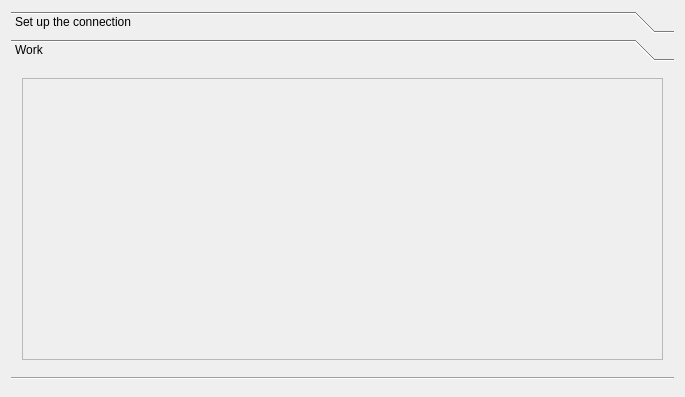
The window that RFIDMonitorDeskApp/gui/mainwindow.ui (CELTAB/rfidmonitor) describes before a commit, drawn with Qt 5.
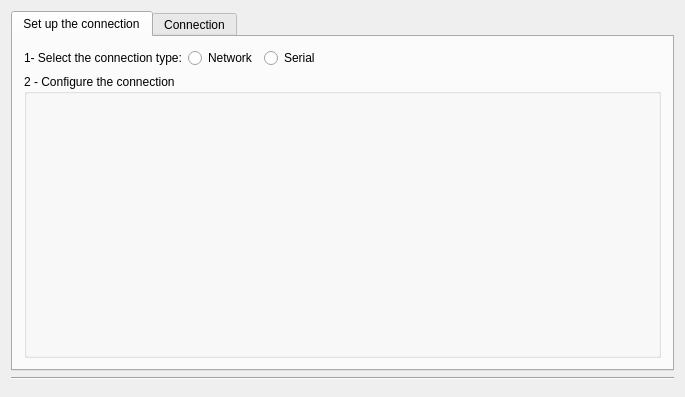
The same window after the commit. The open tabs and pages were chosen to show the change.

Commit message: Backup purpose. MainWindow interface ajusted. NetworkCommunication: redifined the way to identify when it is successfuly connected to rasp.

Patch:
```diff
--- a/RFIDMonitorDeskApp/gui/mainwindow.ui
+++ b/RFIDMonitorDeskApp/gui/mainwindow.ui
@@ -15,38 +15,15 @@
   </property>
   <layout class="QVBoxLayout" name="verticalLayout">
    <item>
-    <widget class="QToolBox" name="toolBox">
-     <property name="sizePolicy">
-      <sizepolicy hsizetype="Preferred" vsizetype="Expanding">
-       <horstretch>0</horstretch>
-       <verstretch>0</verstretch>
-      </sizepolicy>
-     </property>
-     <property name="frameShape">
-      <enum>QFrame::NoFrame</enum>
-     </property>
-     <property name="frameShadow">
-      <enum>QFrame::Plain</enum>
-     </property>
-     <property name="lineWidth">
-      <number>1</number>
-     </property>
+    <widget class="QTabWidget" name="tabMain">
      <property name="currentIndex">
       <number>0</number>
      </property>
-     <widget class="QWidget" name="tobPageConnectionConfig">
-      <property name="geometry">
-       <rect>
-        <x>0</x>
-        <y>0</y>
-        <width>667</width>
-        <height>298</height>
-       </rect>
-      </property>
-      <attribute name="label">
-       <string>Set up the connection </string>
+     <widget class="QWidget" name="tabSetUpConnection">
+      <attribute name="title">
+       <string>Set up the connection</string>
       </attribute>
-      <layout class="QVBoxLayout" name="verticalLayout_2">
+      <layout class="QVBoxLayout" name="verticalLayout_3">
        <item>
         <layout class="QHBoxLayout" name="horizontalLayout_2">
          <item>
@@ -101,31 +78,11 @@
        </item>
       </layout>
      </widget>
-     <widget class="QWidget" name="tobPageWork">
-      <property name="geometry">
-       <rect>
-        <x>0</x>
-        <y>0</y>
-        <width>667</width>
-        <height>298</height>
-       </rect>
-      </property>
-      <attribute name="label">
-       <string>Work</string>
+     <widget class="QWidget" name="tabConnection">
+      <attribute name="title">
+       <string>Connection</string>
       </attribute>
-      <layout class="QHBoxLayout" name="horizontalLayout">
-       <item>
-        <widget class="QFrame" name="frWork">
-         <property name="frameShape">
-          <enum>QFrame::StyledPanel</enum>
-         </property>
-         <property name="frameShadow">
-          <enum>QFrame::Raised</enum>
-         </property>
-         <layout class="QHBoxLayout" name="horizontalLayout_5"/>
-        </widget>
-       </item>
-      </layout>
+      <layout class="QVBoxLayout" name="verticalLayout_2"/>
      </widget>
     </widget>
    </item>
```
The commit also changes 9 other files.
